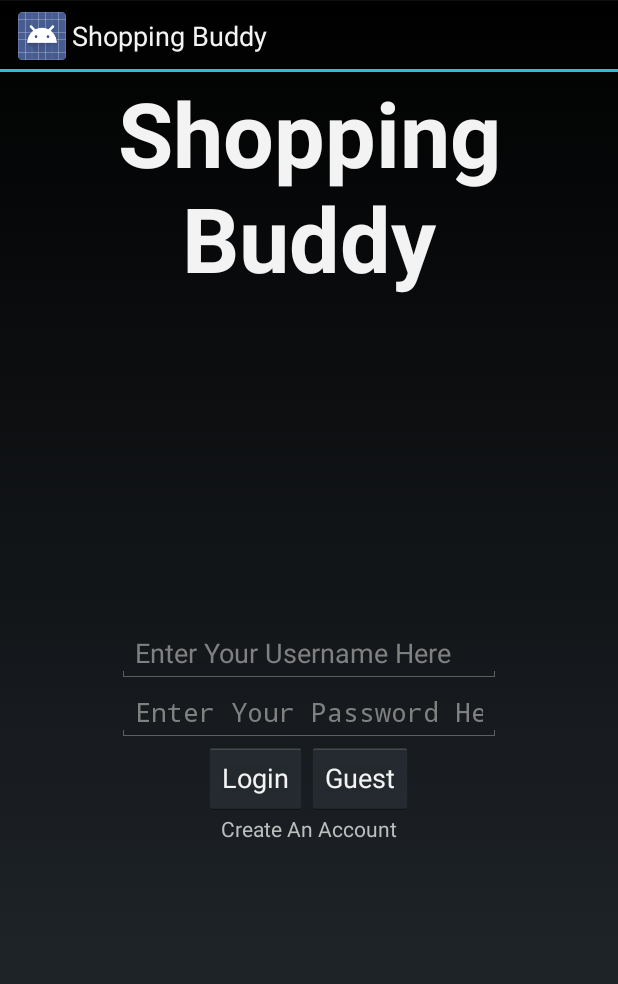
After one commit to tedderem/ShoppingBuddy, an Android app: the fragment LoginFragment shown on its own in the app's theme, on a phone screen of 412 x 824 dp. The commit adds this screen. Shown: the top 984 px of the screen. Run offline under Robolectric (Android 15) with nearby library versions, the phone set to English and light mode, and no system bars.

Commit message:
Lists now keep their state and fragments no longer overlap on screen rotations. Added login and registration fragments but are not tied into the application as of yet. A new icon has been added.

```diff
--- /dev/null
+++ b/app/src/main/java/com/tacoma/uw/erik/shoppingbuddy/LoginFragment.java
@@ -0,0 +1,30 @@
+package com.tacoma.uw.erik.shoppingbuddy;
+
+
+import android.os.Bundle;
+import android.app.Fragment;
+import android.view.LayoutInflater;
+import android.view.View;
+import android.view.ViewGroup;
+
+
+/**
+ * A simple {@link Fragment} subclass.
+ */
+public class LoginFragment extends Fragment {
+
+
+    public LoginFragment() {
+        // Required empty public constructor
+    }
+
+
+    @Override
+    public View onCreateView(LayoutInflater inflater, ViewGroup container,
+                             Bundle savedInstanceState) {
+        // Inflate the layout for this fragment
+        return inflater.inflate(R.layout.fragment_login, container, false);
+    }
+
+
+}
--- /dev/null
+++ b/app/src/main/res/layout/fragment_login.xml
@@ -0,0 +1,68 @@
+<RelativeLayout xmlns:android="http://schemas.android.com/apk/res/android"
+    xmlns:tools="http://schemas.android.com/tools" android:layout_width="match_parent"
+    android:layout_height="match_parent"
+    tools:context="com.tacoma.uw.erik.shoppingbuddy.LoginFragment">
+
+
+    <TextView
+        android:layout_width="wrap_content"
+        android:layout_height="wrap_content"
+        android:textAppearance="?android:attr/textAppearanceLarge"
+        android:text="@string/app_name"
+        android:id="@+id/titleView"
+        android:textStyle="bold"
+        android:textSize="60sp"
+        android:gravity="center"
+        android:layout_alignParentTop="true"
+        android:layout_centerHorizontal="true" />
+
+    <EditText
+        android:hint="@string/login_hint"
+        android:layout_width="wrap_content"
+        android:layout_height="wrap_content"
+        android:id="@+id/loginText"
+        android:layout_centerVertical="true"
+        android:layout_alignLeft="@+id/passwordText"
+        android:layout_alignStart="@+id/passwordText"
+        android:layout_alignRight="@+id/passwordText"
+        android:layout_alignEnd="@+id/passwordText" />
+
+    <EditText
+        android:hint="@string/password_hint"
+        android:layout_width="wrap_content"
+        android:layout_height="wrap_content"
+        android:inputType="textPassword"
+        android:ems="12"
+        android:id="@+id/passwordText"
+        android:layout_below="@+id/loginText"
+        android:layout_centerHorizontal="true" />
+
+    <LinearLayout
+        android:layout_below="@+id/passwordText"
+        android:orientation="horizontal"
+        android:layout_width="wrap_content"
+        android:layout_height="wrap_content"
+        android:layout_centerHorizontal="true"
+        android:id="@+id/linearLayout">
+        <Button
+            android:layout_width="wrap_content"
+            android:layout_height="wrap_content"
+            android:text="@string/login_button"
+            android:id="@+id/login_button" />
+
+        <Button
+            android:layout_width="wrap_content"
+            android:layout_height="wrap_content"
+            android:text="@string/guest_button"
+            android:id="@+id/guest_button"/>
+    </LinearLayout>
+
+    <TextView
+        android:clickable="true"
+        android:layout_width="wrap_content"
+        android:layout_height="wrap_content"
+        android:text="@string/register_label"
+        android:id="@+id/textView"
+        android:layout_below="@+id/linearLayout"
+        android:layout_centerHorizontal="true" />
+</RelativeLayout>
--- a/app/src/main/res/values/strings.xml
+++ b/app/src/main/res/values/strings.xml
@@ -1,4 +1,16 @@
 <resources>
     <string name="app_name">Shopping Buddy</string>
     <string name="shopping_list_bundle">Shopping List Bundle</string>
+
+    <string name="guest_button">Guest</string>
+    <string name="login_button">Login</string>
+    <string name="login_hint">Enter Your Username Here</string>
+    <string name="password_hint">Enter Your Password Here</string>
+    <string name="register_label">Create An Account</string>
+    <string name="password_reenter_hint">Re-Enter Password</string>
+    <string name="email_hint">Enter Your Email</string>
+    <string name="password_create_hint">Enter Password</string>
+    <string name="desired_username_hint">Enter Your Desired Username</string>
+    <string name="create_account_button">Create Account</string>
+    <string name="registration_title">Create A New Account</string>
 </resources>
```
Also changed, not shown: app/src/main/java/com/tacoma/uw/erik/shoppingbuddy/MainActivity.java (+16 -4 lines), app/src/main/java/com/tacoma/uw/erik/shoppingbuddy/MealFragment.java (+45 -19 lines), app/src/main/java/com/tacoma/uw/erik/shoppingbuddy/RegisterFragment.java (added, +30 -0 lines), app/src/main/java/com/tacoma/uw/erik/shoppingbuddy/ShoppingListFragment.java (+0 -16 lines), app/src/main/java/com/tacoma/uw/erik/shoppingbuddy/control/IngredientAdapter.java (+56 -4 lines), app/src/main/java/com/tacoma/uw/erik/shoppingbuddy/control/MealAdapter.java (+24 -2 lines), app/src/main/java/com/tacoma/uw/erik/shoppingbuddy/model/IngredientList.java (+36 -2 lines), app/src/main/java/com/tacoma/uw/erik/shoppingbuddy/model/ShoppingList.java (+7 -2 lines), app/src/main/res/layout/fragment_register.xml (added, +73 -0 lines), app/src/main/ic_launcher-web.png (added), app/src/main/res/mipmap-hdpi/ic_launcher.png, app/src/main/res/mipmap-mdpi/ic_launcher.png, app/src/main/res/mipmap-xhdpi/ic_launcher.png, app/src/main/res/mipmap-xxhdpi/ic_launcher.png, 1 more files, 1 other file.
